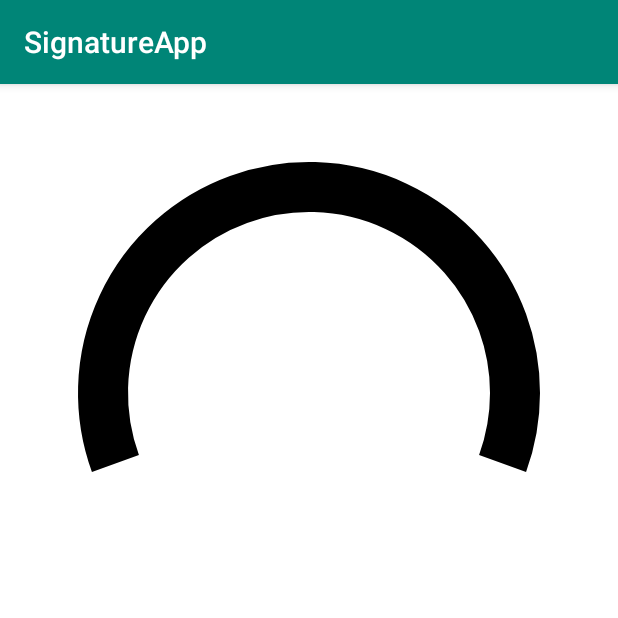
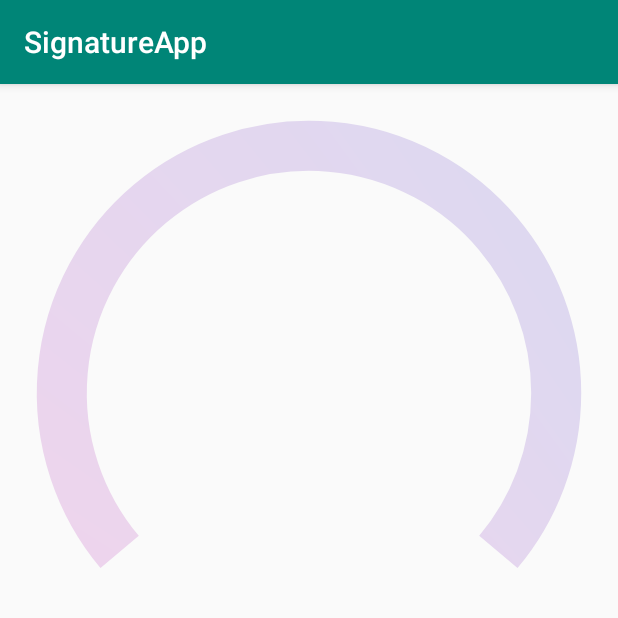
Before and after one commit to kustraslawomir/NetworkSpeedView, an Android app: the screen it shows after launch (NetworkSpeedActivity), on a phone screen of 412 x 824 dp, the top half of it. Run offline under Robolectric (Android 15) with nearby library versions, the phone set to English and light mode, and no system bars.

Commit message:
longer arms

```diff
--- a/networkspeed/build.gradle
+++ b/networkspeed/build.gradle
@@ -30,4 +30,5 @@ repositories {
 }
 dependencies {
     compile "org.jetbrains.kotlin:kotlin-stdlib-jdk7:$kotlin_version"
+    implementation 'com.android.support:appcompat-v7:28.0.0'
 }
--- a/networkspeed/src/main/java/slawomir/kustra/speedview/NetworkSpeedView.kt
+++ b/networkspeed/src/main/java/slawomir/kustra/speedview/NetworkSpeedView.kt
@@ -1,24 +1,20 @@
 package slawomir.kustra.speedview
 
 import android.content.Context
-import android.graphics.Canvas
-import android.graphics.Color
-import android.graphics.Paint
-import android.graphics.RectF
+import android.graphics.*
 import android.util.AttributeSet
 import android.util.Log
 import android.view.View
 
-
 internal class NetworkSpeedView : View {
 
-    private var viewWidth = 0f
-    private var viewHeight = 0f
+    private var colors = intArrayOf(Color.parseColor("#FFD0E9"),Color.parseColor("#FFD0E9"),   Color.parseColor("#9AE9FF"))
+    private var shader = SweepGradient(1080f, 1080f, colors, null)
 
-    val paint = Paint()
+    private val paint = Paint()
 
     private val ovalBackgroundShape = RectF()
-    var sweep = 0f
+
 
     constructor(context: Context) : super(context) {
         init()
@@ -35,13 +31,10 @@ internal class NetworkSpeedView : View {
         init()
     }
 
+
     override fun onDraw(canvas: Canvas) {
-        viewWidth = width.toFloat()
-        viewHeight = height.toFloat()
 
-        setBackgroundColor(Color.WHITE)
-
-        val radius = width / 3
+        val radius = width / 2.5
         val centerX = width / 2
         val centerY = height / 2
 
@@ -55,14 +48,14 @@ internal class NetworkSpeedView : View {
         val right = centerX + radius.toFloat()
         val bottom = centerY + radius.toFloat()
 
+
         ovalBackgroundShape.set(left, top, right, bottom)
-        canvas.drawArc(ovalBackgroundShape, 160f, 220f, false, paint)
+        paint.shader = shader
+        canvas.drawArc(ovalBackgroundShape, 140f, 260f, false, paint)
 
     }
 
     private fun init() {
         Log.d("NSV: ", "init")
-
     }
-
 }
--- a/networkspeed/src/main/res/values/colors.xml
+++ b/networkspeed/src/main/res/values/colors.xml
@@ -1,6 +1,5 @@
 <?xml version="1.0" encoding="utf-8"?>
 <resources>
-    <color name="colorPrimary">#008577</color>
-    <color name="colorPrimaryDark">#00574B</color>
-    <color name="colorAccent">#D81B60</color>
+    <color name="pink">#FFD0E9</color>
+    <color name="light_blue">#9AE9FF</color>
 </resources>
```
